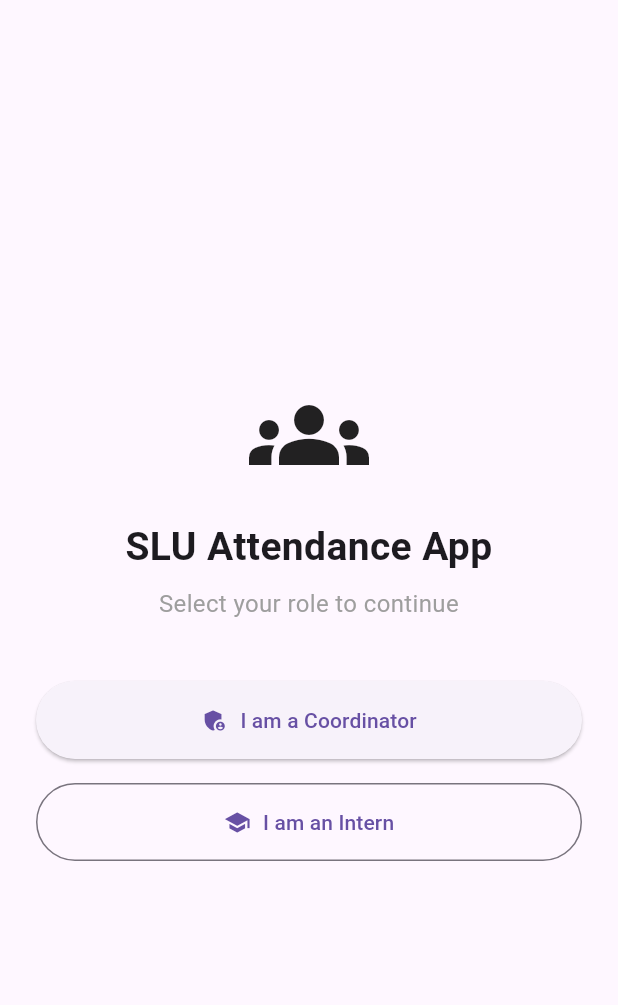
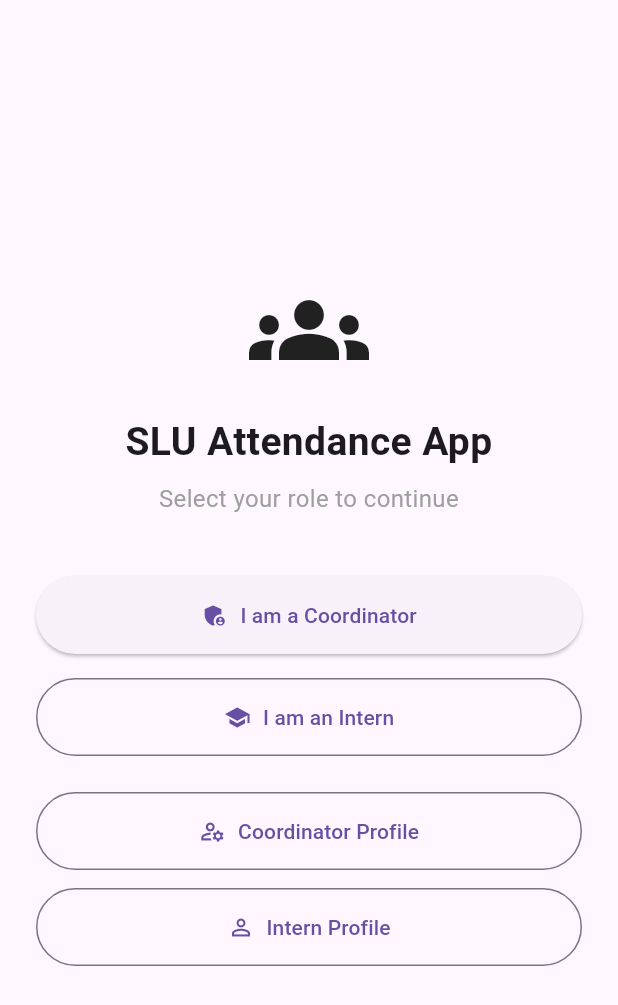
Before and after one commit to CynthiaJC/SLU_Attendance_App, a Flutter app: the screen it shows after launch, on a phone screen of 412 x 824 dp. Shown: the top 1005 px of the screen. Run offline on Flutter 3.47's test engine with Material 3 defaults, Android fonts, the phone set to English and light mode, and no system bars.

Commit message:
Integrate profile screen into navigation

```diff
--- a/lib/screens/role_selection_screen.dart
+++ b/lib/screens/role_selection_screen.dart
@@ -1,6 +1,8 @@
 import 'package:flutter/material.dart';
 import 'coordinator_login_screen.dart';
+import 'coordinator_profile_screen.dart';
 import 'intern_login_screen.dart';
+import 'intern_profile_screen.dart';
 
 class RoleSelectionScreen extends StatelessWidget {
   const RoleSelectionScreen({super.key});
@@ -61,6 +63,38 @@
                     );
                   },
                 ),
+                const SizedBox(height: 24),
+                OutlinedButton.icon(
+                  icon: const Icon(Icons.manage_accounts_outlined),
+                  label: const Text('Coordinator Profile'),
+                  style: OutlinedButton.styleFrom(
+                    padding: const EdgeInsets.symmetric(vertical: 16),
+                  ),
+                  onPressed: () {
+                    Navigator.push(
+                      context,
+                      MaterialPageRoute(
+                        builder: (context) => const CoordinatorProfileScreen(),
+                      ),
+                    );
+                  },
+                ),
+                const SizedBox(height: 12),
+                OutlinedButton.icon(
+                  icon: const Icon(Icons.person_outline),
+                  label: const Text('Intern Profile'),
+                  style: OutlinedButton.styleFrom(
+                    padding: const EdgeInsets.symmetric(vertical: 16),
+                  ),
+                  onPressed: () {
+                    Navigator.push(
+                      context,
+                      MaterialPageRoute(
+                        builder: (context) => const InternProfileScreen(),
+                      ),
+                    );
+                  },
+                ),
               ],
             ),
           ),
```
